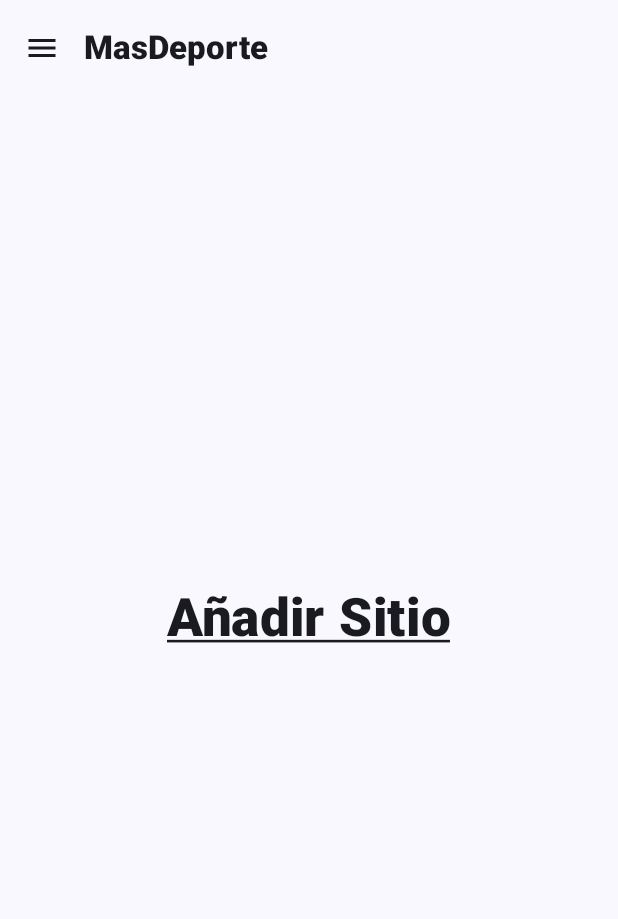
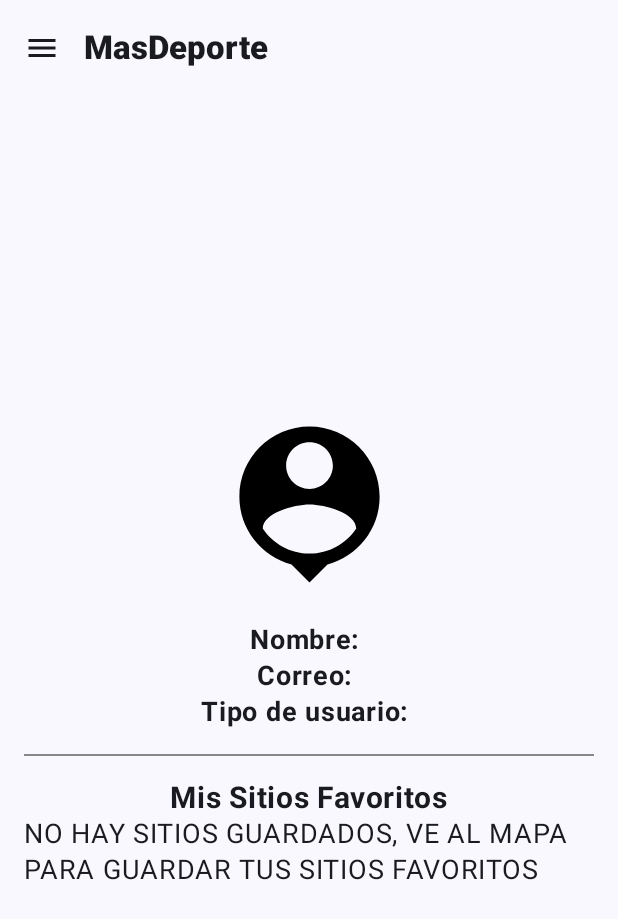
Before and after one commit to dakotek/MasDeporte, an Android app built with Jetpack Compose: the ProfileScreen screen opened through its navigation route, on a phone screen of 412 x 824 dp. Shown: the top 919 px of the screen. Run offline under Robolectric (Android 15) with nearby library versions, the phone set to English and light mode, and no system bars; our stand-ins replace Firebase (no records; nobody signed in at launch, a user with empty details on screens opened directly), Room's generated code.

Commit message:
Cambio de menu, y diseño perfil

```diff
--- a/app/src/main/java/com/example/masdeporte/MainActivity.kt
+++ b/app/src/main/java/com/example/masdeporte/MainActivity.kt
@@ -13,11 +13,10 @@ import androidx.room.Room
 import com.example.masdeporte.room.AppDatabase
 import com.example.masdeporte.ui.screens.AboutAppScreen
 import com.example.masdeporte.ui.screens.AcceptSitesAdminScreen
-import com.example.masdeporte.ui.screens.AddSitesScreen
-import com.example.masdeporte.ui.screens.FavoriteScreen
 import com.example.masdeporte.ui.screens.LoginScreen
 import com.example.masdeporte.ui.screens.MainScreen
 import com.example.masdeporte.ui.screens.MapScreen
+import com.example.masdeporte.ui.screens.ProfileScreen
 import com.example.masdeporte.ui.screens.SignUpScreen
 import com.example.masdeporte.ui.theme.MasDeporteTheme
 
@@ -59,12 +58,8 @@ class MainActivity : ComponentActivity() {
                             MapScreen(navController = navController)
                         }
                         // Pantalla "Mis favoritos"
-                        composable("favorite") {
-                            FavoriteScreen(navController = navController)
-                        }
-                        // Pantalla "Añadir sitio"
-                        composable("addSites") {
-                            AddSitesScreen(navController = navController)
+                        composable("profile") {
+                            ProfileScreen(navController = navController)
                         }
                         // Pantalla "Confirmar sitios (ADMIN)"
                         composable("aceptSites") {
@@ -90,10 +85,6 @@ class MainActivity : ComponentActivity() {
 @Preview(showBackground = true)
 fun MainScreenPreview() {
     MasDeporteTheme {
-        //MainScreen()
-        //ButtonsScreen()
-        //LoginScreen(navController = rememberNavController())
-        //SignUpScreen()
-        //MapScreen(navController = rememberNavController())
+
     }
 }
--- a/app/src/main/java/com/example/masdeporte/ui/screens/AddSitesScreen.kt
+++ b/app/src/main/java/com/example/masdeporte/ui/screens/ProfileScreen.kt
@@ -1,13 +1,19 @@
 package com.example.masdeporte.ui.screens
 
 import android.annotation.SuppressLint
+import androidx.compose.foundation.Image
 import androidx.compose.foundation.layout.Arrangement
-import androidx.compose.foundation.layout.Column
+import androidx.compose.foundation.layout.Box
 import androidx.compose.foundation.layout.PaddingValues
+import androidx.compose.foundation.layout.Row
 import androidx.compose.foundation.layout.fillMaxSize
+import androidx.compose.foundation.layout.fillMaxWidth
 import androidx.compose.foundation.layout.padding
+import androidx.compose.foundation.layout.size
+import androidx.compose.foundation.lazy.LazyColumn
 import androidx.compose.material.icons.Icons
 import androidx.compose.material.icons.filled.Menu
+import androidx.compose.material3.Divider
 import androidx.compose.material3.DropdownMenu
 import androidx.compose.material3.DropdownMenuItem
 import androidx.compose.material3.ExperimentalMaterial3Api
@@ -24,11 +30,12 @@ import androidx.compose.runtime.remember
 import androidx.compose.runtime.setValue
 import androidx.compose.ui.Alignment
 import androidx.compose.ui.Modifier
+import androidx.compose.ui.graphics.Color
 import androidx.compose.ui.graphics.vector.ImageVector
+import androidx.compose.ui.res.painterResource
 import androidx.compose.ui.res.stringResource
 import androidx.compose.ui.res.vectorResource
 import androidx.compose.ui.text.font.FontWeight
-import androidx.compose.ui.text.style.TextDecoration
 import androidx.compose.ui.tooling.preview.Preview
 import androidx.compose.ui.unit.dp
 import androidx.compose.ui.unit.sp
@@ -40,11 +47,12 @@ import com.example.masdeporte.ui.theme.MasDeporteTheme
 @SuppressLint("UnusedMaterial3ScaffoldPaddingParameter")
 @OptIn(ExperimentalMaterial3Api::class)
 @Composable
-fun AddSitesScreen(
+fun ProfileScreen(
     navController: NavController,
     viewModel: LoginSignUpViewModel = androidx.lifecycle.viewmodel.compose.viewModel()
 ) {
     var showMenu by remember { mutableStateOf(false) }
+
     var userName by remember { mutableStateOf("") }
     var userEmail by remember { mutableStateOf("") }
     var userType by remember { mutableStateOf("") }
@@ -86,19 +94,10 @@ fun AddSitesScreen(
                             contentPadding = PaddingValues(8.dp),
                         )
                         DropdownMenuItem(
-                            text = { Text("Mis favoritos") },
-                            onClick = { navController.navigate("favorite") },
+                            text = { Text("Mi perfil") },
+                            onClick = { navController.navigate("profile") },
                             leadingIcon = {
-                                Icon(ImageVector.vectorResource(id = R.drawable.baseline_favorite_border_24),
-                                    contentDescription = null)
-                            },
-                            contentPadding = PaddingValues(8.dp),
-                        )
-                        DropdownMenuItem(
-                            text = { Text("Añadir Sitio") },
-                            onClick = { navController.navigate("addSites") },
-                            leadingIcon = {
-                                Icon(ImageVector.vectorResource(id = R.drawable.baseline_add_location_alt_24),
+                                Icon(ImageVector.vectorResource(id = R.drawable.baseline_person_24),
                                     contentDescription = null)
                             },
                             contentPadding = PaddingValues(8.dp),
@@ -130,27 +129,115 @@ fun AddSitesScreen(
             )
         }
     ) {
-        Column(
+        LazyColumn(
             modifier = Modifier
                 .fillMaxSize()
                 .padding(16.dp),
             verticalArrangement = Arrangement.Center,
             horizontalAlignment = Alignment.CenterHorizontally
         ) {
-            Text(
-                text = "Añadir Sitio",
-                fontSize = 35.sp,
-                fontWeight = FontWeight.ExtraBold,
-                textDecoration = TextDecoration.Underline
-            )
+            item {
+                Box(
+                    modifier = Modifier
+                        .fillMaxWidth()
+                        .padding(vertical = 16.dp),
+                    contentAlignment = Alignment.Center
+                ) {
+                    Image(
+                        painter = painterResource(id = R.drawable.baseline_person_pin_24),
+                        contentDescription = null,
+                        modifier = Modifier.size(150.dp)
+                            .padding(top = 25.dp)
+                    )
+                }
+            }
+            item {
+                Row {
+                    Text(
+                        text = "Nombre:",
+                        fontSize = 18.sp,
+                        fontWeight = FontWeight.Bold
+                    )
+                    Text(
+                        text = " $userName",
+                        fontSize = 18.sp,
+                    )
+                }
+            }
+            item {
+                Row {
+                    Text(
+                        text = "Correo:",
+                        fontSize = 18.sp,
+                        fontWeight = FontWeight.Bold
+                    )
+                    Text(
+                        text = " $userEmail",
+                        fontSize = 18.sp,
+                    )
+                }
+            }
+            item {
+                Row {
+                    Text(
+                        text = "Tipo de usuario:",
+                        fontSize = 18.sp,
+                        fontWeight = FontWeight.Bold
+                    )
+                    Text(
+                        text = " $userType",
+                        fontSize = 18.sp,
+                    )
+                }
+            }
+            item {
+                Divider(
+                    modifier = Modifier
+                        .fillMaxWidth()
+                        .padding(top = 16.dp, bottom = 16.dp),
+                    color = Color.Gray,
+                )
+            }
+            item {
+                Text(
+                    text = "Mis Sitios Favoritos",
+                    fontSize = 20.sp,
+                    fontWeight = FontWeight.Bold
+                )
+            }
+            item {
+                Text(
+                    text = "NO HAY SITIOS GUARDADOS, VE AL MAPA PARA GUARDAR TUS SITIOS FAVORITOS",
+                    fontSize = 18.sp,
+                )
+            }
+            /*
+            // Lista de sitios favoritos utilizando LazyColumn
+            items(/*favoriteSites*/) { site ->
+                //... Reemplazar con la lógica para mostrar sitios favoritos
+                // FavoriteSiteItem(site = site)
+            }
+
+             */
         }
     }
 }
+/*
+
+@Composable
+fun FavoriteSiteItem(site: String) {
+    Text(
+        text = "• $site",
+        fontSize = 16.sp,
+        modifier = Modifier.padding(start = 16.dp)
+    )
+}
+*/
 
 @Composable
 @Preview(showBackground = true)
-fun AddSitesScreenPreview() {
+fun FavoriteScreenPreview() {
     MasDeporteTheme {
-        AboutAppScreen(navController = rememberNavController())
+        ProfileScreen(navController = rememberNavController())
     }
 }
--- /dev/null
+++ b/app/src/main/res/drawable/baseline_person_24.xml
@@ -0,0 +1,5 @@
+<vector android:height="24dp" android:tint="#000000"
+    android:viewportHeight="24" android:viewportWidth="24"
+    android:width="24dp" xmlns:android="http://schemas.android.com/apk/res/android">
+    <path android:fillColor="@android:color/white" android:pathData="M12,12c2.21,0 4,-1.79 4,-4s-1.79,-4 -4,-4 -4,1.79 -4,4 1.79,4 4,4zM12,14c-2.67,0 -8,1.34 -8,4v2h16v-2c0,-2.66 -5.33,-4 -8,-4z"/>
+</vector>
--- /dev/null
+++ b/app/src/main/res/drawable/baseline_person_pin_24.xml
@@ -0,0 +1,5 @@
+<vector android:height="24dp" android:tint="#000000"
+    android:viewportHeight="24" android:viewportWidth="24"
+    android:width="24dp" xmlns:android="http://schemas.android.com/apk/res/android">
+    <path android:fillColor="@android:color/white" android:pathData="M12,2c-4.97,0 -9,4.03 -9,9 0,4.17 2.84,7.67 6.69,8.69L12,22l2.31,-2.31C18.16,18.67 21,15.17 21,11c0,-4.97 -4.03,-9 -9,-9zM12,4c1.66,0 3,1.34 3,3s-1.34,3 -3,3 -3,-1.34 -3,-3 1.34,-3 3,-3zM12,18.3c-2.5,0 -4.71,-1.28 -6,-3.22 0.03,-1.99 4,-3.08 6,-3.08 1.99,0 5.97,1.09 6,3.08 -1.29,1.94 -3.5,3.22 -6,3.22z"/>
+</vector>
```
Also changed, not shown: app/src/main/java/com/example/masdeporte/ui/screens/AboutAppScreen.kt (+3 -12 lines), app/src/main/java/com/example/masdeporte/ui/screens/AcceptSitesAdminScreen.kt (+3 -12 lines), app/src/main/java/com/example/masdeporte/ui/screens/FavoriteScreen.kt (deleted, +0 -172 lines), app/src/main/java/com/example/masdeporte/ui/screens/MapScreen.kt (+3 -12 lines).
